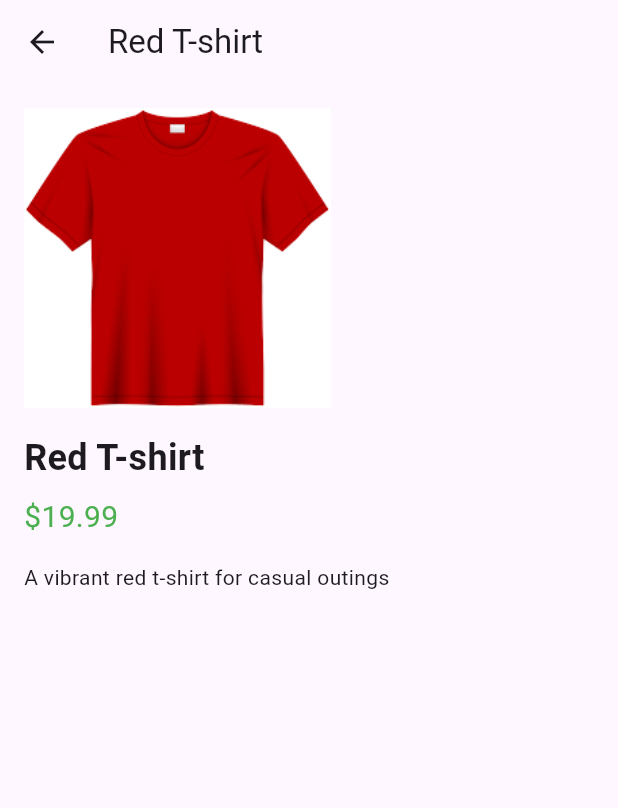
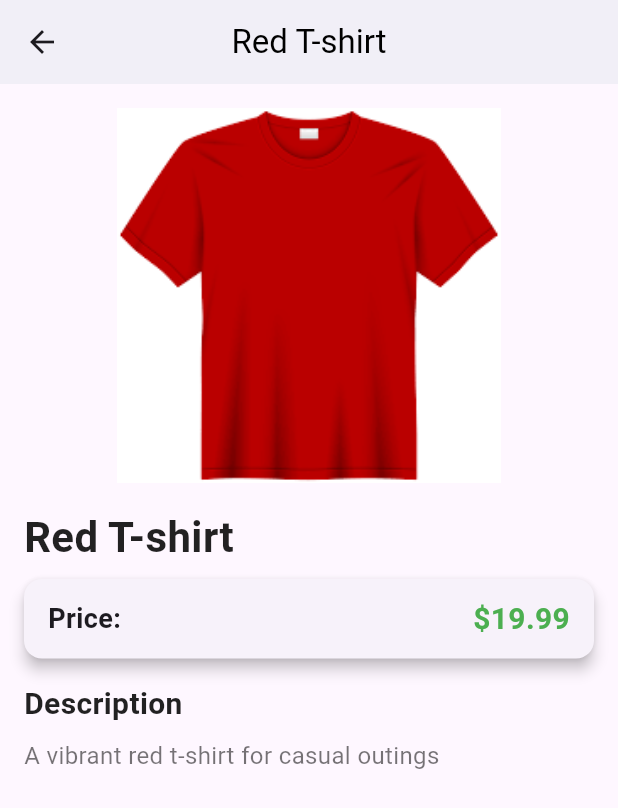
Before and after one commit to T-Angeleski/211080_MIS_2024, a Flutter app: the screen it shows after launch, after a tap on "Red T-shirt", on a phone screen of 412 x 824 dp. Shown: the top 808 px of the screen. Run offline on Flutter 3.47's test engine with Material 3 defaults, Android fonts, the light colour scheme and no system bars.

Commit message:
chore: Reorganize files and add widget

```diff
--- a/lib/main.dart
+++ b/lib/main.dart
@@ -1,20 +1,6 @@
 import 'package:flutter/material.dart';
-
-class ClothingItem {
-  final int id;
-  final String name;
-  final String description;
-  final String image;
-  final double price;
-
-  ClothingItem({
-    required this.id,
-    required this.name,
-    required this.description,
-    required this.image,
-    required this.price,
-  });
-}
+import 'pages/details.dart';
+import 'pages/home.dart';
 
 void main() {
   runApp(const MyApp());
@@ -38,102 +24,3 @@ class MyApp extends StatelessWidget {
     );
   }
 }
-
-class HomePage extends StatelessWidget {
-  const HomePage({super.key});
-
-  @override
-  Widget build(BuildContext context) {
-    final List<ClothingItem> clothingItems = [
-      ClothingItem(
-          id: 1,
-          name: 'Red T-shirt',
-          description: "A vibrant red t-shirt for casual outings",
-          image: "assets/red_shirt.png",
-          price: 19.99),
-      ClothingItem(
-        id: 2,
-        name: 'Blue Jeans',
-        description: 'Stylish blue jeans with a comfortable fit.',
-        image: 'assets/blue_jeans.jpg',
-        price: 39.99,
-      ),
-      ClothingItem(
-        id: 3,
-        name: 'Black Dress',
-        description: 'A black dress for a night out.',
-        image: 'assets/black_dress.png',
-        price: 49.99,
-      ),
-    ];
-
-    return Scaffold(
-      appBar: AppBar(
-        title: const Text("211080", style: TextStyle(color: Colors.black)),
-        centerTitle: true,
-        backgroundColor: Colors.white,
-      ),
-      body: ListView.builder(
-        itemCount: clothingItems.length,
-        itemBuilder: (context, index) {
-          final item = clothingItems[index];
-          return Card(
-            margin: const EdgeInsets.all(8.0),
-            elevation: 4,
-            shape: RoundedRectangleBorder(
-              borderRadius: BorderRadius.circular(12),
-            ),
-            child: ListTile(
-              leading: Image.asset(item.image, width: 50, fit: BoxFit.cover),
-              title: Text(item.name),
-              subtitle: Text('\$${item.price.toStringAsFixed(2)}'),
-              onTap: () {
-                Navigator.pushNamed(
-                  context,
-                  '/details',
-                  arguments: item,
-                );
-              },
-            ),
-          );
-        },
-      ),
-    );
-  }
-}
-
-class DetailsPage extends StatelessWidget {
-  const DetailsPage({super.key});
-
-  @override
-  Widget build(BuildContext context) {
-    final item = ModalRoute.of(context)!.settings.arguments as ClothingItem;
-
-    return Scaffold(
-      appBar: AppBar(
-        title: Text(item.name),
-      ),
-      body: Padding(
-        padding: const EdgeInsets.all(16.0),
-        child: Column(
-          crossAxisAlignment: CrossAxisAlignment.start,
-          children: [
-            Image.asset(item.image, height: 200, fit: BoxFit.cover),
-            const SizedBox(height: 16),
-            Text(
-              item.name,
-              style: const TextStyle(fontSize: 24, fontWeight: FontWeight.bold),
-            ),
-            const SizedBox(height: 8),
-            Text(
-              '\$${item.price.toStringAsFixed(2)}',
-              style: const TextStyle(fontSize: 20, color: Colors.green),
-            ),
-            const SizedBox(height: 16),
-            Text(item.description),
-          ],
-        ),
-      ),
-    );
-  }
-}
--- /dev/null
+++ b/lib/models/clothing_item.dart
@@ -0,0 +1,15 @@
+class ClothingItem {
+  final int id;
+  final String name;
+  final String description;
+  final String image;
+  final double price;
+
+  ClothingItem({
+    required this.id,
+    required this.name,
+    required this.description,
+    required this.image,
+    required this.price,
+  });
+}
--- /dev/null
+++ b/lib/pages/details.dart
@@ -0,0 +1,94 @@
+import 'package:flutter/material.dart';
+import 'package:lab1_211080/models/clothing_item.dart';
+
+class DetailsPage extends StatelessWidget {
+  const DetailsPage({super.key});
+
+  @override
+  Widget build(BuildContext context) {
+    final item = ModalRoute.of(context)!.settings.arguments as ClothingItem;
+
+    return Scaffold(
+      appBar: AppBar(
+        title: Text(item.name, style: const TextStyle(color: Colors.black)),
+        centerTitle: true,
+        backgroundColor: Colors.white,
+        elevation: 4,
+      ),
+      body: SingleChildScrollView(
+        child: Padding(
+          padding: const EdgeInsets.all(16.0),
+          child: Column(
+            crossAxisAlignment: CrossAxisAlignment.start,
+            children: [
+              ClipRRect(
+                borderRadius: BorderRadius.circular(20),
+                child: Image.asset(
+                  item.image,
+                  height: 250,
+                  width: double.infinity,
+                  fit: BoxFit.fitHeight,
+                ),
+              ),
+              const SizedBox(height: 16),
+              Text(
+                item.name,
+                style: const TextStyle(
+                  fontSize: 28,
+                  fontWeight: FontWeight.bold,
+                  color: Colors.black87,
+                ),
+              ),
+              const SizedBox(height: 8),
+              Card(
+                shape: RoundedRectangleBorder(
+                  borderRadius: BorderRadius.circular(12),
+                ),
+                elevation: 4,
+                margin: const EdgeInsets.only(bottom: 16),
+                child: Padding(
+                  padding: const EdgeInsets.symmetric(
+                      vertical: 12.0, horizontal: 16.0),
+                  child: Row(
+                    mainAxisAlignment: MainAxisAlignment.spaceBetween,
+                    children: [
+                      const Text(
+                        'Price:',
+                        style: TextStyle(
+                            fontSize: 18, fontWeight: FontWeight.bold),
+                      ),
+                      Text(
+                        '\$${item.price.toStringAsFixed(2)}',
+                        style: const TextStyle(
+                          fontSize: 20,
+                          fontWeight: FontWeight.bold,
+                          color: Colors.green,
+                        ),
+                      ),
+                    ],
+                  ),
+                ),
+              ),
+              const Text(
+                'Description',
+                style: TextStyle(
+                  fontSize: 20,
+                  fontWeight: FontWeight.bold,
+                  color: Colors.black87,
+                ),
+              ),
+              const SizedBox(height: 8),
+              Text(
+                item.description,
+                style: const TextStyle(
+                  fontSize: 16,
+                  color: Colors.black54,
+                ),
+              ),
+            ],
+          ),
+        ),
+      ),
+    );
+  }
+}
--- /dev/null
+++ b/lib/pages/home.dart
@@ -0,0 +1,31 @@
+import 'package:flutter/material.dart';
+import 'package:lab1_211080/models/clothing_item.dart';
+import 'package:lab1_211080/services/clothing_service.dart';
+import 'package:lab1_211080/widgets/clothing_item_card.dart';
+
+class HomePage extends StatelessWidget {
+  const HomePage({super.key});
+
+  @override
+  Widget build(BuildContext context) {
+    final List<ClothingItem> clothingItems = ClothingService.getClothingItems();
+
+    return Scaffold(
+      appBar: AppBar(
+        title: const Text("211080", style: TextStyle(color: Colors.black)),
+        centerTitle: true,
+        backgroundColor: Colors.white,
+      ),
+      body: Container(
+        color: Colors.grey[100],
+        child: ListView.builder(
+          itemCount: clothingItems.length,
+          itemBuilder: (context, index) {
+            final item = clothingItems[index];
+            return ClothingItemCard(item: item);
+          },
+        ),
+      ),
+    );
+  }
+}
--- /dev/null
+++ b/lib/services/clothing_service.dart
@@ -0,0 +1,28 @@
+import 'package:lab1_211080/models/clothing_item.dart';
+
+class ClothingService {
+  static List<ClothingItem> getClothingItems() {
+    return [
+      ClothingItem(
+          id: 1,
+          name: 'Red T-shirt',
+          description: "A vibrant red t-shirt for casual outings",
+          image: "assets/red_shirt.png",
+          price: 19.99),
+      ClothingItem(
+        id: 2,
+        name: 'Blue Jeans',
+        description: 'Stylish blue jeans with a comfortable fit.',
+        image: 'assets/blue_jeans.jpg',
+        price: 39.99,
+      ),
+      ClothingItem(
+        id: 3,
+        name: 'Black Dress',
+        description: 'A black dress for a night out.',
+        image: 'assets/black_dress.png',
+        price: 49.99,
+      ),
+    ];
+  }
+}
--- /dev/null
+++ b/lib/widgets/clothing_item_card.dart
@@ -0,0 +1,86 @@
+import 'package:flutter/material.dart';
+import 'package:lab1_211080/models/clothing_item.dart';
+
+class ClothingItemCard extends StatelessWidget {
+  final ClothingItem item;
+
+  const ClothingItemCard({super.key, required this.item});
+
+  @override
+  Widget build(BuildContext context) {
+    return Card(
+      margin: const EdgeInsets.symmetric(vertical: 8.0, horizontal: 16.0),
+      elevation: 6,
+      shape: RoundedRectangleBorder(
+        borderRadius: BorderRadius.circular(16),
+      ),
+      child: InkWell(
+        borderRadius: BorderRadius.circular(16),
+        onTap: () {
+          Navigator.pushNamed(
+            context,
+            '/details',
+            arguments: item,
+          );
+        },
+        child: Padding(
+          padding: const EdgeInsets.all(16.0),
+          child: Row(
+            children: [
+              ClipRRect(
+                borderRadius: BorderRadius.circular(10),
+                child: Image.asset(
+                  item.image,
+                  width: 80,
+                  height: 80,
+                  fit: BoxFit.cover,
+                ),
+              ),
+              const SizedBox(width: 16),
+              Expanded(
+                child: Column(
+                  crossAxisAlignment: CrossAxisAlignment.start,
+                  children: [
+                    Text(
+                      item.name,
+                      style: const TextStyle(
+                        fontSize: 18,
+                        fontWeight: FontWeight.bold,
+                      ),
+                      maxLines: 1,
+                      overflow: TextOverflow.ellipsis,
+                    ),
+                    const SizedBox(height: 4),
+                    Text(
+                      item.description,
+                      style: TextStyle(
+                        fontSize: 14,
+                        color: Colors.grey[600],
+                      ),
+                      maxLines: 2,
+                      overflow: TextOverflow.ellipsis,
+                    ),
+                    const SizedBox(height: 8),
+                    Text(
+                      '\$${item.price.toStringAsFixed(2)}',
+                      style: const TextStyle(
+                        fontSize: 16,
+                        color: Colors.green,
+                        fontWeight: FontWeight.bold,
+                      ),
+                    ),
+                  ],
+                ),
+              ),
+              Icon(
+                Icons.arrow_forward_ios,
+                size: 20,
+                color: Colors.grey[600],
+              ),
+            ],
+          ),
+        ),
+      ),
+    );
+  }
+}
```
